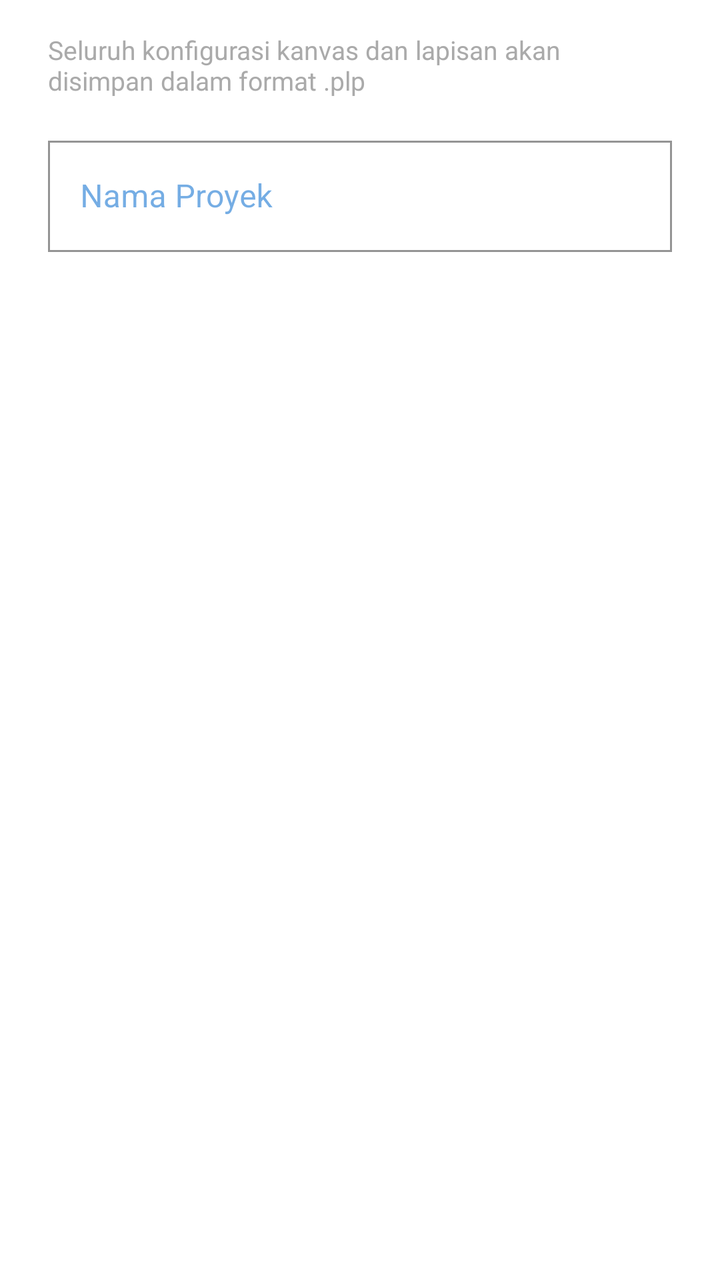
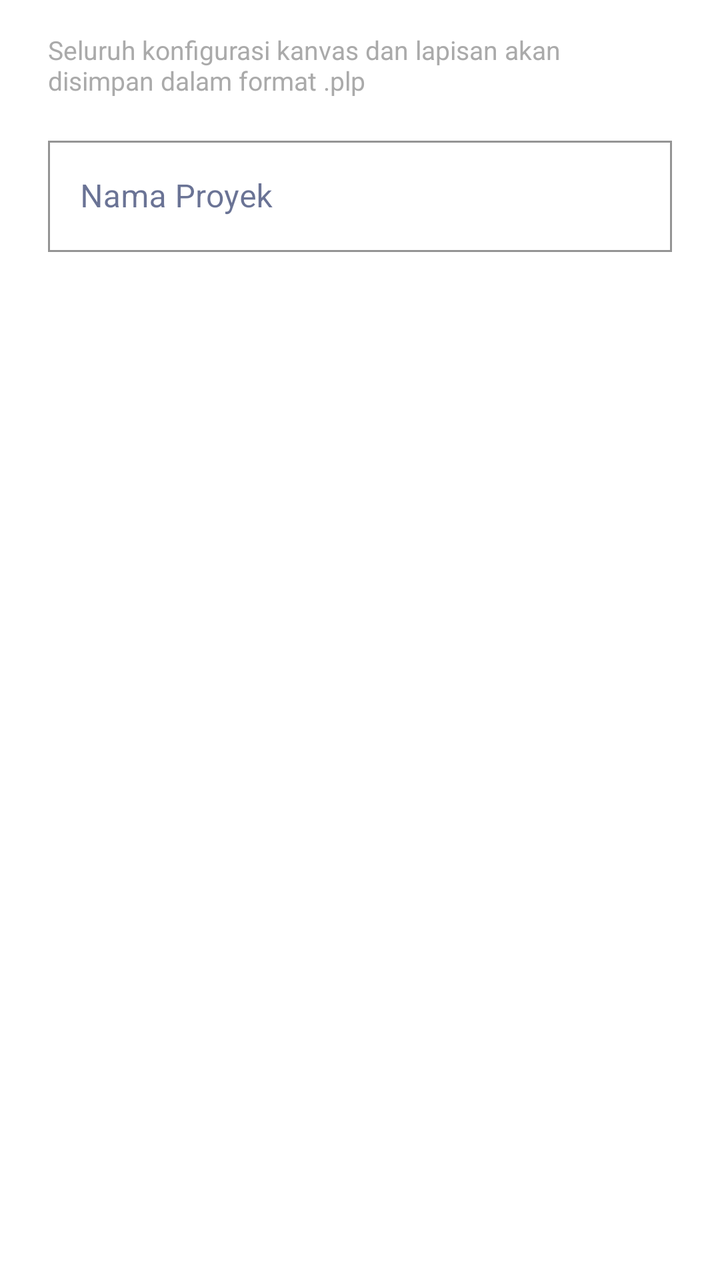

An Android layout rendered at two revisions. The XML below is the earlier revision; the diff shows what the commit changed to produce the second picture.
<!-- AndroidManifest.xml: application theme AppTheme -->
<!-- res/layout/dialog_save_project.xml -->
<?xml version="1.0" encoding="utf-8"?>
<LinearLayout xmlns:android="http://schemas.android.com/apk/res/android"
    xmlns:app="http://schemas.android.com/apk/res-auto"
    android:layout_width="match_parent"
    android:layout_height="wrap_content"
    android:orientation="vertical"
    android:paddingStart="24dp"
    android:paddingTop="16dp"
    android:paddingEnd="24dp"
    android:paddingBottom="8dp">

    <TextView
        android:id="@+id/tvSaveSubtitle"
        android:layout_width="match_parent"
        android:layout_height="wrap_content"
        android:text="Seluruh konfigurasi kanvas dan lapisan akan disimpan dalam format .plp"
        android:textColor="#AAAAAA"
        android:textSize="13sp"
        android:layout_marginBottom="16dp" />

    <com.google.android.material.textfield.TextInputLayout
        android:id="@+id/tilProjectName"
        style="@style/Widget.MaterialComponents.TextInputLayout.OutlinedBox"
        android:layout_width="match_parent"
        android:layout_height="wrap_content"
        android:hint="Nama Proyek"
        app:boxStrokeColor="#00E5FF"
        app:hintTextColor="#00E5FF">

        <com.google.android.material.textfield.TextInputEditText
            android:id="@+id/etProjectName"
            android:layout_width="match_parent"
            android:layout_height="wrap_content"
            android:inputType="textCapWords|textNoSuggestions"
            android:maxLines="1"
            android:singleLine="true"
            android:textColor="@android:color/white"
            android:textSize="16sp" />

    </com.google.android.material.textfield.TextInputLayout>

</LinearLayout>
<!-- resources referenced by this layout -->
<resources>
  <style name="AppTheme" parent="Theme.MaterialComponents.Light.NoActionBar">
          
          <item name="colorPrimary">@color/white</item>
          <item name="colorOnPrimary">@color/black</item>
          <item name="colorSecondary">@color/white</item>
          <item name="colorPrimaryDark">@color/black</item>
  
          <item name="colorSurface">@color/white</item>
          <item name="colorOnSurface">@color/blueDark</item>
  
          
          <item name="android:colorControlActivated">@color/black</item>
          
          <item name="android:colorControlNormal">@color/gray</item>
  
          
          <item name="android:statusBarColor">@color/whiteDark</item>
          <item name="android:windowLightStatusBar">true</item>
  
          <item name="textInputStyle">
              @style/AppTextInputLayout
          </item>
  
          <item name="bottomNavigationStyle">
              @style/AppBottomNavigation
          </item>
  
          <item name="materialButtonStyle">
              @style/AppButton
          </item>
  
          <item name="textAppearanceButton">
              @style/ButtonText
          </item>
  
          <item name="textAppearanceBody1">
              @style/Body1Text
          </item>
  
          <item name="textAppearanceBody2">
              @style/Body2Text
          </item>
  
          <item name="textAppearanceCaption">
              @style/CaptionText
          </item>
  
          <item name="textAppearanceHeadline4">
              @style/Headline4Text
          </item>
  
          <item name="textAppearanceHeadline5">
              @style/Headline5Text
          </item>
  
          <item name="textAppearanceHeadline6">
              @style/Headline6Text
          </item>
  
          <item name="floatingActionButtonStyle">
              @style/AppFloatingActionButton
          </item>
  
          <item name="shapeAppearanceSmallComponent">@style/SmallComponent</item>
          <item name="shapeAppearanceMediumComponent">@style/MediumComponent</item>
          <item name="shapeAppearanceLargeComponent">@style/LargeComponent</item>
      </style>
  <color name="white">#fff</color>
  <color name="black">#000</color>
  <color name="blueDark">#1976d2</color>
  <color name="gray">#616161</color>
  <color name="whiteDark">#f5f5f5</color>
  <style name="AppTextInputLayout" parent="Widget.MaterialComponents.TextInputLayout.OutlinedBox.Dense">
          <item name="boxStrokeColor">@color/black</item>
          <item name="counterTextColor">@color/gray</item>
          <item name="hintTextColor">@color/gray</item>
          <item name="boxCornerRadiusBottomEnd">0dp</item>
          <item name="boxCornerRadiusBottomStart">0dp</item>
          <item name="boxCornerRadiusTopStart">0dp</item>
          <item name="boxCornerRadiusTopEnd">0dp</item>
      </style>
  <style name="AppBottomNavigation" parent="Widget.MaterialComponents.BottomNavigationView.Colored">
  
      </style>
  <style name="AppButton" parent="Widget.MaterialComponents.Button.UnelevatedButton">
          <item name="strokeColor">@color/black</item>
          <item name="strokeWidth">1dp</item>
          <item name="android:textColor">@color/black</item>
      </style>
  <style name="ButtonText" parent="TextAppearance.MaterialComponents.Button">
          <item name="fontFamily">@font/raleway_semibold</item>
      </style>
  <style name="Body1Text" parent="TextAppearance.MaterialComponents.Body1">
          <item name="fontFamily">@font/raleway_semibold</item>
      </style>
  <style name="Body2Text" parent="TextAppearance.MaterialComponents.Body2">
          <item name="fontFamily">@font/raleway_semibold</item>
      </style>
  <style name="CaptionText" parent="TextAppearance.MaterialComponents.Caption">
          <item name="fontFamily">@font/raleway_semibold</item>
      </style>
  <style name="FloatingActionButton" parent="ShapeAppearanceOverlay.MaterialComponents.FloatingActionButton">
      </style>
  <!-- unchanged entries left out for length: 7 -->
</resources>

<!-- the commit's change to res/layout/dialog_save_project.xml (unified diff, before → after) -->
@@ -24,8 +24,8 @@
         android:layout_width="match_parent"
         android:layout_height="wrap_content"
         android:hint="Nama Proyek"
-        app:boxStrokeColor="#00E5FF"
-        app:hintTextColor="#00E5FF">
+        app:boxStrokeColor="#18C8F5"
+        app:hintTextColor="#18C8F5">
 
         <com.google.android.material.textfield.TextInputEditText
             android:id="@+id/etProjectName"
<!-- resource entries referenced after the edit -->
@@ -8,16 +8,16 @@
           <item name="colorPrimaryDark">@color/black</item>
   
           <item name="colorSurface">@color/white</item>
-          <item name="colorOnSurface">@color/blueDark</item>
+          <item name="colorOnSurface">@color/brand_navy</item>
   
           
-          <item name="android:colorControlActivated">@color/black</item>
+          <item name="android:colorControlActivated">@color/brand_blue</item>
           
           <item name="android:colorControlNormal">@color/gray</item>
   
           
-          <item name="android:statusBarColor">@color/whiteDark</item>
-          <item name="android:windowLightStatusBar">true</item>
+          <item name="android:statusBarColor">@color/brand_navy</item>
+          <item name="android:windowLightStatusBar">false</item>
   
           <item name="textInputStyle">
               @style/AppTextInputLayout
@@ -69,11 +69,11 @@
       </style>
   <color name="white">#fff</color>
   <color name="black">#000</color>
-  <color name="blueDark">#1976d2</color>
+  <color name="brand_navy">#07164F</color>
+  <color name="brand_blue">#1769FF</color>
   <color name="gray">#616161</color>
-  <color name="whiteDark">#f5f5f5</color>
   <style name="AppTextInputLayout" parent="Widget.MaterialComponents.TextInputLayout.OutlinedBox.Dense">
-          <item name="boxStrokeColor">@color/black</item>
+          <item name="boxStrokeColor">@color/brand_blue</item>
           <item name="counterTextColor">@color/gray</item>
           <item name="hintTextColor">@color/gray</item>
           <item name="boxCornerRadiusBottomEnd">0dp</item>
@@ -85,9 +85,9 @@
   
       </style>
   <style name="AppButton" parent="Widget.MaterialComponents.Button.UnelevatedButton">
-          <item name="strokeColor">@color/black</item>
+          <item name="strokeColor">@color/brand_blue</item>
           <item name="strokeWidth">1dp</item>
-          <item name="android:textColor">@color/black</item>
+          <item name="android:textColor">@color/brand_blue</item>
       </style>
   <style name="ButtonText" parent="TextAppearance.MaterialComponents.Button">
           <item name="fontFamily">@font/raleway_semibold</item>
